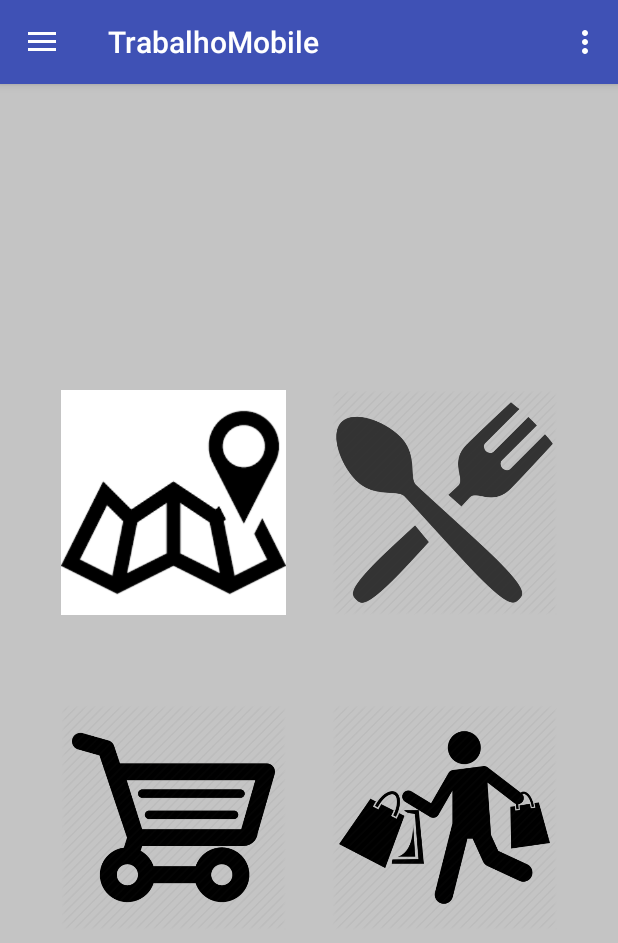
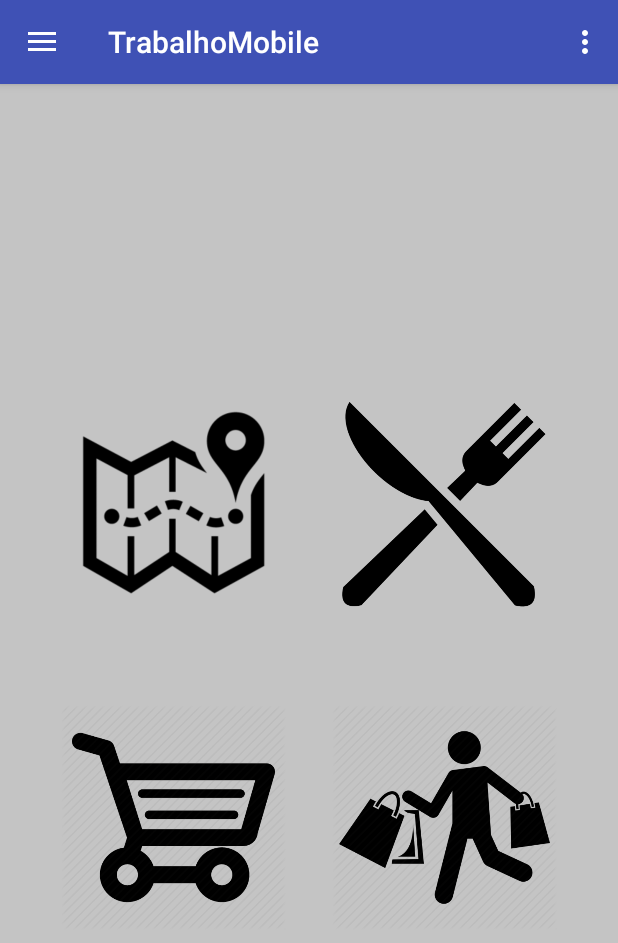
Before and after one commit to gabrielturato/TrabalhoMobile, an Android app: the MainActivity screen opened directly, with no data from a screen before it, on a phone screen of 412 x 824 dp. Shown: the top 943 px of the screen. Run offline under Robolectric (Android 15) with nearby library versions, the phone set to English and light mode, and no system bars.

Commit message:
Troca de imagens de Menu
troca das imagens de restaurant e mapa para o menu principal e drawable menu

```diff
--- a/TrabalhoAndroid/app/src/main/res/menu/activity_main_drawer.xml
+++ b/TrabalhoAndroid/app/src/main/res/menu/activity_main_drawer.xml
@@ -6,19 +6,19 @@
     <group android:checkableBehavior="single">
         <item
             android:id="@+id/nav_camera"
-            android:icon="@drawable/ic_menu_camera"
+            android:icon="@drawable/restauranticon"
             android:title="@string/text01" />
         <item
             android:id="@+id/nav_gallery"
-            android:icon="@drawable/ic_menu_gallery"
+            android:icon="@drawable/marketicon"
             android:title="@string/text02" />
         <item
             android:id="@+id/nav_slideshow"
-            android:icon="@drawable/ic_menu_slideshow"
+            android:icon="@drawable/shoppingicon"
             android:title="@string/text03" />
         <item
             android:id="@+id/nav_manage"
-            android:icon="@drawable/ic_menu_manage"
+            android:icon="@drawable/mapicon"
             android:title="@string/textMap" />
     </group>
 
```
Also changed, not shown: TrabalhoAndroid/app/src/main/res/drawable/mapicon.png, TrabalhoAndroid/app/src/main/res/drawable/restauranticon.png.
